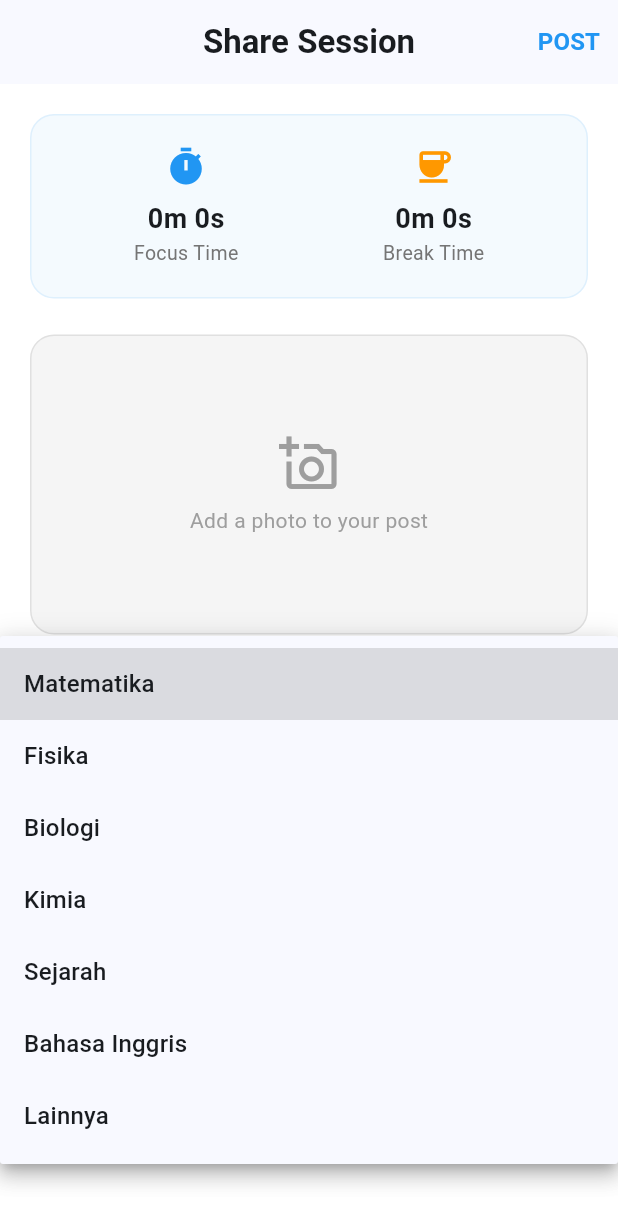
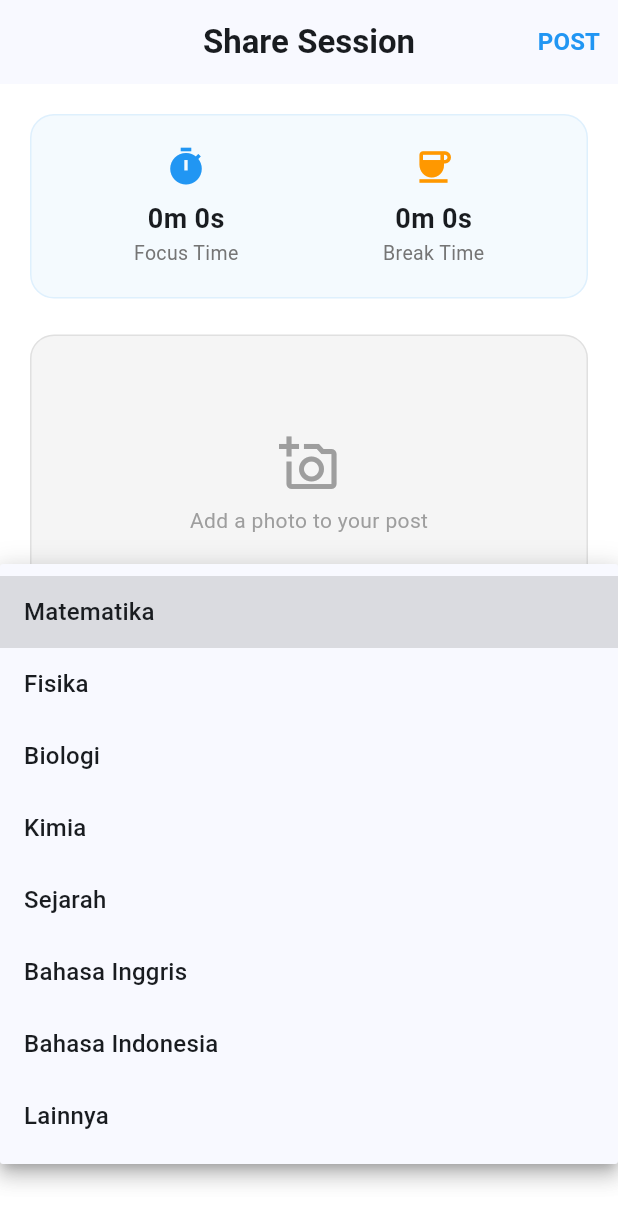
Before and after one commit to leonardwgk/studysphere, a Flutter app: the PostStudyPage screen opened directly with empty values, after a tap on the "category" icon, on a phone screen of 412 x 824 dp. Shown: the top 1224 px of the screen. Run offline on Flutter 3.47's test engine with Material 3 defaults, Android fonts, the light colour scheme and no system bars; our stand-ins replace cloud_firestore, email_validator, firebase_auth, firebase_core, firebase_storage, flutter_image_compress and 2 more; accounts and stored records are empty; network calls fail.

Commit message:
Fix: Study Session

```diff
--- a/lib/features/study_tracker/pages/post_study_page.dart
+++ b/lib/features/study_tracker/pages/post_study_page.dart
@@ -37,6 +37,7 @@ class _PostStudyPageState extends State<PostStudyPage> {
     "Kimia",
     "Sejarah",
     "Bahasa Inggris",
+    "Bahasa Indonesia",
     "Lainnya",
   ];
 
```
Also changed, not shown: pubspec.lock.
